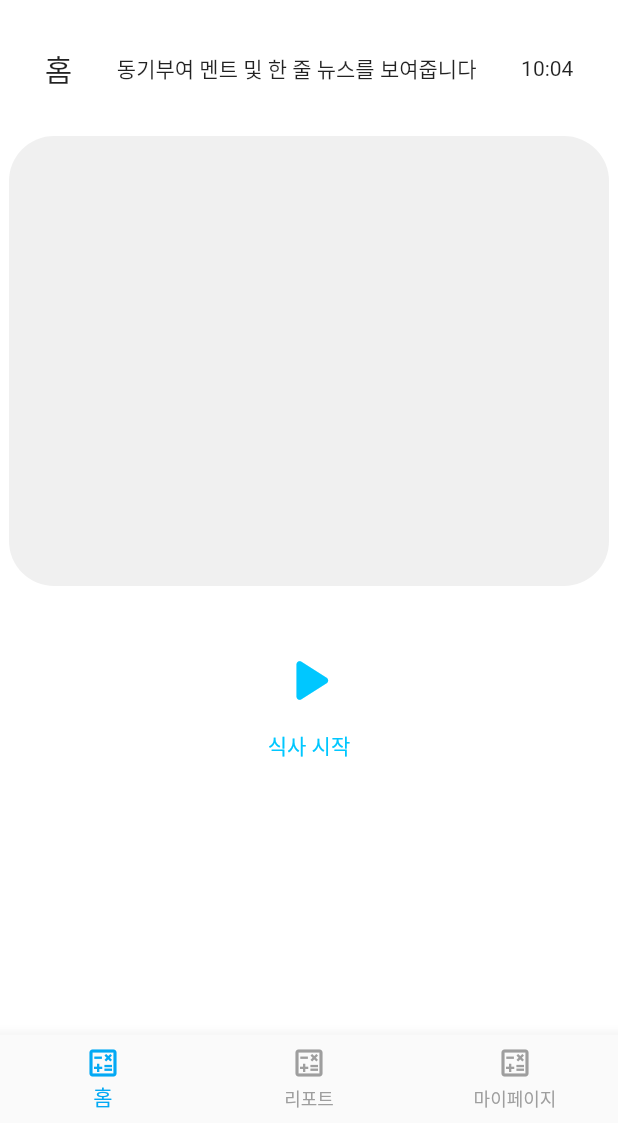
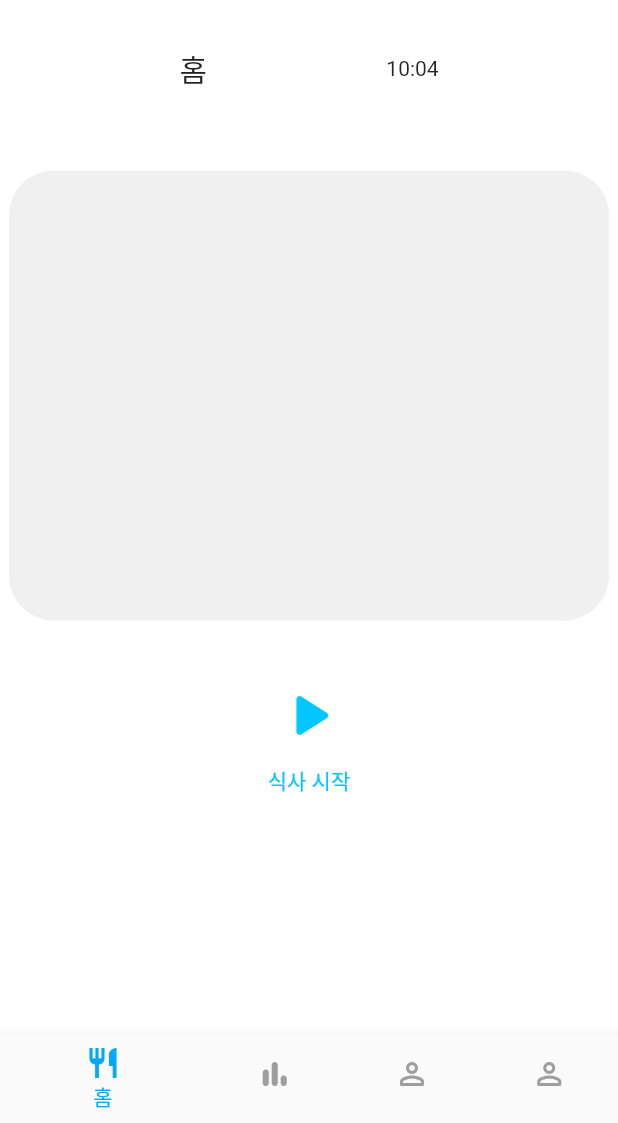
Before and after one commit to jeongdopark/2022_capstone_flutter, a Flutter app: the screen it shows after launch, on a phone screen of 412 x 824 dp, the part 113-1236 px from its top. Run offline on Flutter 3.47's test engine with Material 2 defaults, Android fonts, the phone set to English and light mode, and no system bars; our stand-ins replace carousel_slider, flutter_bluetooth_serial, font_awesome_flutter.

Commit message:
feat bluetooth matain

```diff
--- a/lib/main.dart
+++ b/lib/main.dart
@@ -4,6 +4,7 @@ import 'package:capstone_design_flutter/page/report/report.dart';
 import 'package:capstone_design_flutter/page/test/test.dart';
 import 'package:capstone_design_flutter/page/mypage/mypage.dart';
 import 'package:capstone_design_flutter/page/test2/MainPage.dart';
+import 'package:capstone_design_flutter/page/test2/ChatPage.dart';
 
 void main() {
   runApp(const MyApp());
@@ -11,7 +12,6 @@ void main() {
 
 class MyApp extends StatefulWidget {
   const MyApp({key});
-
   @override
   State<MyApp> createState() => _MyAppState();
 }
@@ -23,6 +23,7 @@ class _MyAppState extends State<MyApp> {
     Home(),
     report_page(),
     Mypage(),
+    ChatPage()
   ];
 
   // This widget is the root of your application.
@@ -41,12 +42,13 @@ class _MyAppState extends State<MyApp> {
             selectedItemColor: Colors.lightBlue,
             onTap: _onItemTapped,
             items: [
+              BottomNavigationBarItem(icon: Icon(Icons.restaurant), label: '홈'),
               BottomNavigationBarItem(
-                  icon: Icon(Icons.calculate_outlined), label: '홈'),
+                  icon: Icon(Icons.bar_chart_rounded), label: '리포트'),
               BottomNavigationBarItem(
-                  icon: Icon(Icons.calculate_outlined), label: '리포트'),
+                  icon: Icon(Icons.perm_identity_rounded), label: '마이페이지'),
               BottomNavigationBarItem(
-                  icon: Icon(Icons.calculate_outlined), label: '마이페이지'),
+                  icon: Icon(Icons.perm_identity_rounded), label: '블루투스 통신'),
             ],
           ),
           body: _widgetOptions[_selectedIndex]),
--- a/lib/page/home/home.dart
+++ b/lib/page/home/home.dart
@@ -1,5 +1,8 @@
 import 'package:flutter/material.dart';
 import 'package:font_awesome_flutter/font_awesome_flutter.dart';
+
+import '../test2/communication.dart';
+import 'package:capstone_design_flutter/page/test2/ChatPage.dart';
 
 // StatelessWidget은 변화지 않는 화면을 작업할 때 사용.
 // 변화는 화면을 작업 하고싶을 경우에는 StatefulWidget을 사용.
@@ -64,13 +67,17 @@ class _MyWidgetState extends State<MyWidget> {
                   mainAxisAlignment: MainAxisAlignment.spaceEvenly,
                   children: const [
                     Text("홈", style: TextStyle(fontSize: 20)),
-                    Text("동기부여 멘트 및 한 줄 뉴스를 보여줍니다"),
                     Text("10:04"),
                   ],
                 ),
               ],
             ),
             SizedBox(height: 30),
+            Row(
+                mainAxisAlignment: MainAxisAlignment.spaceEvenly,
+                children: <Widget>[
+                  Text(a, style: TextStyle(fontSize: 20)),
+                ]),
             Container(
                 // decoration:
                 //     BoxDecoration(borderRadius: BorderRadius.circular(10)),
@@ -87,7 +94,9 @@ class _MyWidgetState extends State<MyWidget> {
             SizedBox(height: 30),
             Column(children: [
               IconButton(
-                  onPressed: () {},
+                  onPressed: () {
+                    print(test);
+                  },
                   icon: Icon(Icons.play_arrow_rounded),
                   color: const Color(0xff00c7ff),
                   iconSize: 50.0),
--- a/lib/page/mypage/mypage.dart
+++ b/lib/page/mypage/mypage.dart
@@ -67,7 +67,7 @@ class Mypage extends StatelessWidget {
               },
               child: Row(
                 children: [
-                  Icon(Icons.account_circle),
+                  Icon(Icons.settings),
                   SizedBox(width: 15),
                   Text("설정", style: TextStyle(fontSize: 20))
                 ],
--- a/lib/page/test2/communication.dart
+++ b/lib/page/test2/communication.dart
@@ -2,6 +2,8 @@ import 'dart:convert';
 import 'dart:typed_data';
 
 import 'package:flutter_bluetooth_serial/flutter_bluetooth_serial.dart';
+
+String a = '';
 
 class Communication {
   //Bluetooth
@@ -51,6 +53,7 @@ class Communication {
 
     // Create message if there is new line character
     result = String.fromCharCodes(buffer);
+    a = result;
   }
 
   // To send Message
--- a/pubspec.yaml
+++ b/pubspec.yaml
@@ -39,6 +39,7 @@ dependencies:
   cupertino_icons: ^1.0.2
   flutter_bluetooth_serial: ^0.2.2
   font_awesome_flutter: ^9.2.0
+  provider: ^6.0.4
 dev_dependencies:
   flutter_test:
     sdk: flutter
```
Also changed, not shown: lib/page/test2/ChatPage.dart (+38 -5 lines), pubspec.lock.
